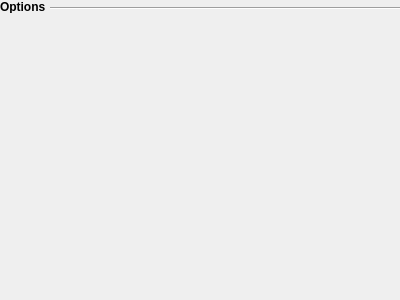
First picture: the form in settingpage.ui, repository D-25/openChecksum, before the edit.
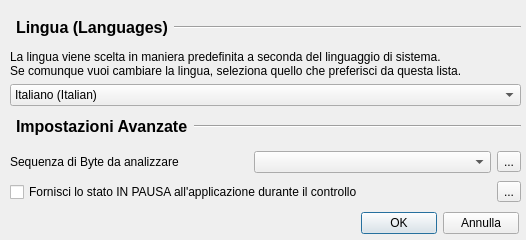
Second picture: the form after the edit. Icons and pictures are not drawn.

Commit message: Edited Settings Window

What changed in the file:
```diff
--- a/settingpage.ui
+++ b/settingpage.ui
@@ -6,44 +6,253 @@
    <rect>
     <x>0</x>
     <y>0</y>
-    <width>400</width>
-    <height>300</height>
+    <width>526</width>
+    <height>240</height>
    </rect>
   </property>
+  <property name="minimumSize">
+   <size>
+    <width>526</width>
+    <height>240</height>
+   </size>
+  </property>
+  <property name="maximumSize">
+   <size>
+    <width>526</width>
+    <height>240</height>
+   </size>
+  </property>
   <property name="windowTitle">
    <string>Dialog</string>
   </property>
-  <widget class="QLabel" name="label">
+  <widget class="QWidget" name="">
    <property name="geometry">
     <rect>
-     <x>0</x>
-     <y>0</y>
-     <width>47</width>
-     <height>13</height>
+     <x>10</x>
+     <y>10</y>
+     <width>511</width>
+     <height>36</height>
     </rect>
    </property>
-   <property name="font">
-    <font>
-     <weight>75</weight>
-     <bold>true</bold>
-    </font>
+   <layout class="QHBoxLayout" name="horizontalLayout">
+    <item>
+     <widget class="QLabel" name="sIcon_Language">
+      <property name="sizePolicy">
+       <sizepolicy hsizetype="Maximum" vsizetype="Preferred">
+        <horstretch>0</horstretch>
+        <verstretch>0</verstretch>
+       </sizepolicy>
+      </property>
+      <property name="text">
+       <string>&lt;html&gt;&lt;head/&gt;&lt;body&gt;&lt;p&gt;&lt;img src=&quot;:/icons/language&quot;/&gt;&lt;/p&gt;&lt;/body&gt;&lt;/html&gt;</string>
+      </property>
+      <property name="textFormat">
+       <enum>Qt::AutoText</enum>
+      </property>
+      <property name="alignment">
+       <set>Qt::AlignCenter</set>
+      </property>
+      <property name="wordWrap">
+       <bool>true</bool>
+      </property>
+     </widget>
+    </item>
+    <item>
+     <widget class="QLabel" name="sLabel_Language">
+      <property name="sizePolicy">
+       <sizepolicy hsizetype="Maximum" vsizetype="Preferred">
+        <horstretch>0</horstretch>
+        <verstretch>0</verstretch>
+       </sizepolicy>
+      </property>
+      <property name="text">
+       <string>&lt;html&gt;&lt;head/&gt;&lt;body&gt;&lt;p&gt;&lt;span style=&quot; font-size:12pt; font-weight:600;&quot;&gt;Lingua (Languages)&lt;/span&gt;&lt;/p&gt;&lt;/body&gt;&lt;/html&gt;</string>
+      </property>
+     </widget>
+    </item>
+    <item>
+     <widget class="Line" name="sLI_Language">
+      <property name="orientation">
+       <enum>Qt::Horizontal</enum>
+      </property>
+     </widget>
+    </item>
+   </layout>
+  </widget>
+  <widget class="QWidget" name="">
+   <property name="geometry">
+    <rect>
+     <x>10</x>
+     <y>50</y>
+     <width>511</width>
+     <height>56</height>
+    </rect>
    </property>
-   <property name="text">
-    <string>Options</string>
+   <layout class="QVBoxLayout" name="verticalLayout">
+    <item>
+     <widget class="QLabel" name="sInfo_Language">
+      <property name="text">
+       <string>&lt;html&gt;&lt;head/&gt;&lt;body&gt;&lt;p&gt;La lingua viene scelta in maniera predefinita a seconda del linguaggio di sistema.&lt;br/&gt;Se comunque vuoi cambiare la lingua, seleziona quello che preferisci da questa lista.&lt;/p&gt;&lt;/body&gt;&lt;/html&gt;</string>
+      </property>
+     </widget>
+    </item>
+    <item>
+     <widget class="QComboBox" name="sCombo_Language">
+      <item>
+       <property name="text">
+        <string>Italiano (Italian)</string>
+       </property>
+       <property name="icon">
+        <iconset resource="icons.qrc">
+         <normaloff>:/icons/flag_italy</normaloff>:/icons/flag_italy</iconset>
+       </property>
+      </item>
+      <item>
+       <property name="text">
+        <string>Inglese (English)</string>
+       </property>
+       <property name="icon">
+        <iconset resource="icons.qrc">
+         <normaloff>:/icons/flag_english</normaloff>:/icons/flag_english</iconset>
+       </property>
+      </item>
+     </widget>
+    </item>
+   </layout>
+  </widget>
+  <widget class="QWidget" name="">
+   <property name="geometry">
+    <rect>
+     <x>10</x>
+     <y>110</y>
+     <width>511</width>
+     <height>34</height>
+    </rect>
    </property>
+   <layout class="QHBoxLayout" name="horizontalLayout_2">
+    <item>
+     <widget class="QLabel" name="sIcon_Advanced">
+      <property name="sizePolicy">
+       <sizepolicy hsizetype="Maximum" vsizetype="Preferred">
+        <horstretch>0</horstretch>
+        <verstretch>0</verstretch>
+       </sizepolicy>
+      </property>
+      <property name="text">
+       <string>&lt;html&gt;&lt;head/&gt;&lt;body&gt;&lt;p&gt;&lt;img src=&quot;:/icons/settings_advanced&quot;/&gt;&lt;/p&gt;&lt;/body&gt;&lt;/html&gt;</string>
+      </property>
+     </widget>
+    </item>
+    <item>
+     <widget class="QLabel" name="sLabel_Advanced">
+      <property name="sizePolicy">
+       <sizepolicy hsizetype="Maximum" vsizetype="Preferred">
+        <horstretch>0</horstretch>
+        <verstretch>0</verstretch>
+       </sizepolicy>
+      </property>
+      <property name="text">
+       <string>&lt;html&gt;&lt;head/&gt;&lt;body&gt;&lt;p&gt;&lt;span style=&quot; font-size:12pt; font-weight:600;&quot;&gt;Impostazioni Avanzate&lt;/span&gt;&lt;/p&gt;&lt;/body&gt;&lt;/html&gt;</string>
+      </property>
+     </widget>
+    </item>
+    <item>
+     <widget class="Line" name="sLI_Advanced">
+      <property name="orientation">
+       <enum>Qt::Horizontal</enum>
+      </property>
+     </widget>
+    </item>
+   </layout>
   </widget>
-  <widget class="Line" name="line">
+  <widget class="QWidget" name="">
    <property name="geometry">
     <rect>
-     <x>50</x>
-     <y>0</y>
-     <width>351</width>
-     <height>16</height>
+     <x>10</x>
+     <y>150</y>
+     <width>511</width>
+     <height>24</height>
     </rect>
    </property>
-   <property name="orientation">
-    <enum>Qt::Horizontal</enum>
+   <layout class="QHBoxLayout" name="horizontalLayout_3">
+    <item>
+     <widget class="QLabel" name="label_Bytecheck">
+      <property name="text">
+       <string>Sequenza di Byte da analizzare</string>
+      </property>
+     </widget>
+    </item>
+    <item>
+     <widget class="QComboBox" name="combo_Bytecheck"/>
+    </item>
+    <item>
+     <widget class="QToolButton" name="showInfo_byteCheck">
+      <property name="text">
+       <string>...</string>
+      </property>
+      <property name="icon">
+       <iconset resource="icons.qrc">
+        <normaloff>:/icons/info</normaloff>:/icons/info</iconset>
+      </property>
+     </widget>
+    </item>
+   </layout>
+  </widget>
+  <widget class="QWidget" name="">
+   <property name="geometry">
+    <rect>
+     <x>10</x>
+     <y>180</y>
+     <width>511</width>
+     <height>24</height>
+    </rect>
    </property>
+   <layout class="QHBoxLayout" name="horizontalLayout_4">
+    <item>
+     <widget class="QCheckBox" name="check_freezeStatus">
+      <property name="text">
+       <string>Fornisci lo stato IN PAUSA all'applicazione durante il controllo</string>
+      </property>
+     </widget>
+    </item>
+    <item>
+     <widget class="QToolButton" name="info_freezeStatus">
+      <property name="text">
+       <string>...</string>
+      </property>
+      <property name="icon">
+       <iconset resource="icons.qrc">
+        <normaloff>:/icons/info</normaloff>:/icons/info</iconset>
+      </property>
+     </widget>
+    </item>
+   </layout>
+  </widget>
+  <widget class="QWidget" name="">
+   <property name="geometry">
+    <rect>
+     <x>361</x>
+     <y>211</y>
+     <width>158</width>
+     <height>25</height>
+    </rect>
+   </property>
+   <layout class="QHBoxLayout" name="horizontalLayout_5">
+    <item>
+     <widget class="QPushButton" name="settings_OK">
+      <property name="text">
+       <string>OK</string>
+      </property>
+     </widget>
+    </item>
+    <item>
+     <widget class="QPushButton" name="settings_Cancel">
+      <property name="text">
+       <string>Annulla</string>
+      </property>
+     </widget>
+    </item>
+   </layout>
   </widget>
  </widget>
  <resources/>
```
Left out of the diff: 4 changed lines with no effect on the pictures. The commit also changes 5 other files.
